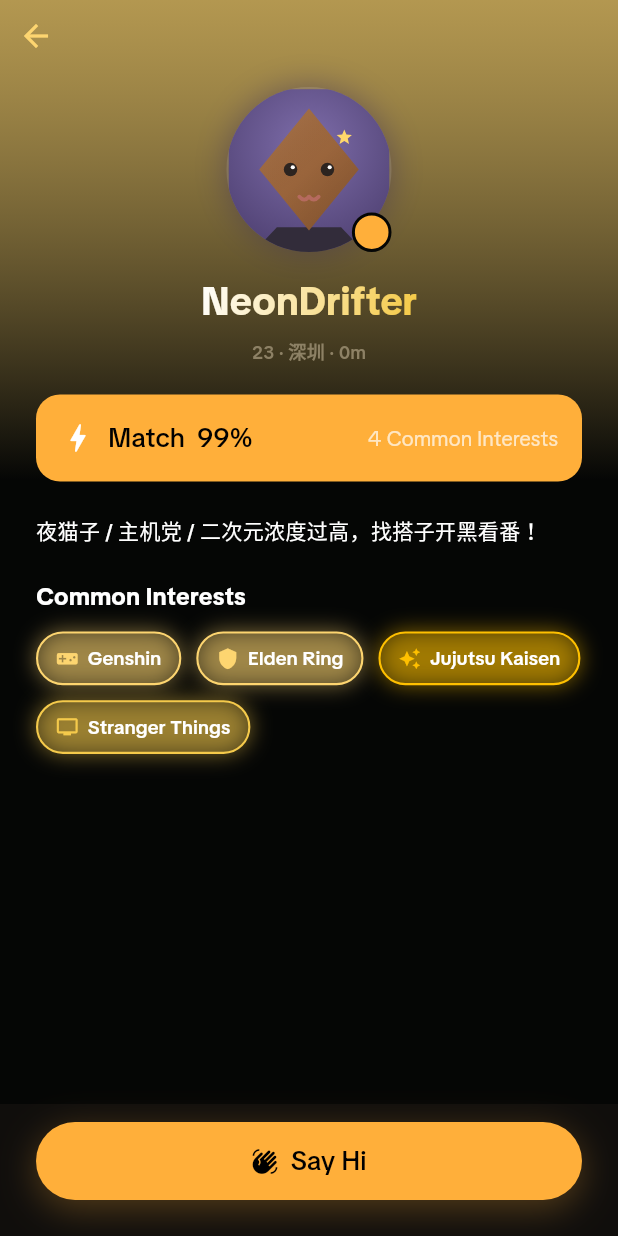
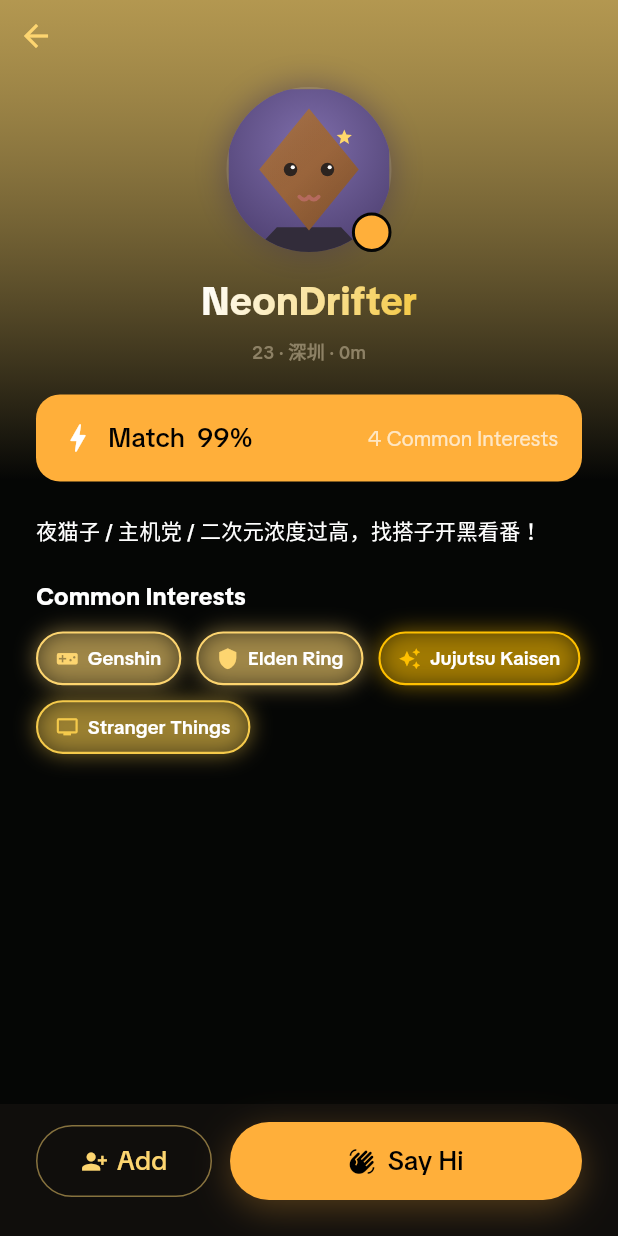
Before and after one commit to GuGuYou/GoogleConnectTheWorld, a Flutter app: the UserDetailPage screen opened directly with empty values, on a phone screen of 412 x 824 dp. Run offline on Flutter 3.47's test engine with Material 3 defaults, Android fonts, the phone set to English and light mode, and no system bars; our stand-ins replace flutter_animate, flutter_riverpod, geolocator, go_router, google_maps_flutter, image_picker and 1 more; missing offline and left inert: dart:js_interop, pointer_interceptor; accounts and stored records are empty.

Commit message:
@ Add a friends system reachable from the profile page
- friendsProvider (id set, seeded with a couple of mock friends;
  add/remove/toggle)
- FriendsPage (/friends): My Friends (message -> chat) + Suggested
  (add), tap a row -> user detail
- Profile gains a Friends entry with live count
- User detail gains an Add friend / Added toggle beside Say hi, so you
  can add people met in activities / nearby
- i18n (zh + en)

Co-Authored-By: Claude Fable 5 <noreply@anthropic.com>
@

```diff
--- a/lib/core/router/app_router.dart
+++ b/lib/core/router/app_router.dart
@@ -15,6 +15,7 @@ import '../../features/chat/chat_page.dart';
 import '../../features/onboarding/onboarding_page.dart';
 import '../../features/profile/about_page.dart';
 import '../../features/profile/edit_profile_page.dart';
+import '../../features/profile/friends_page.dart';
 import '../../features/profile/profile_page.dart';
 import '../../features/profile/settings_page.dart';
 import '../../features/profile/user_detail_page.dart';
@@ -68,6 +69,7 @@ final routerProvider = Provider<GoRouter>((ref) {
       ),
       GoRoute(path: '/activity/create', builder: (c, s) => const ActivityCreatePage()),
       GoRoute(path: '/activity/:id', builder: (c, s) => ActivityDetailPage(activityId: s.pathParameters['id']!)),
+      GoRoute(path: '/friends', builder: (c, s) => const FriendsPage()),
       GoRoute(path: '/profile/edit', builder: (c, s) => const EditProfilePage()),
       GoRoute(path: '/profile/settings', builder: (c, s) => const SettingsPage()),
       GoRoute(path: '/profile/about', builder: (c, s) => const AboutPage()),
--- a/lib/features/profile/user_detail_page.dart
+++ b/lib/features/profile/user_detail_page.dart
@@ -21,6 +21,7 @@ class UserDetailPage extends ConsumerWidget {
   Widget build(BuildContext context, WidgetRef ref) {
     final me = ref.watch(currentUserProvider);
     final user = ref.read(mockProvider).userById(userId);
+    final isFriend = ref.watch(friendsProvider).contains(user.id);
     final dist = haversineKm(me.lat, me.lng, user.lat, user.lng);
     final common = user.commonTags(me.tags);
     final rate = user.matchRate(me.tags);
@@ -133,10 +134,49 @@ class UserDetailPage extends ConsumerWidget {
         color: AppColors.bg1,
         child: SafeArea(
           top: false,
-          child: NeonButton(
-            label: ref.tr('say_hi'),
-            icon: Icons.waving_hand,
-            onPressed: () => context.push('/chat/conv_${user.id}'),
+          child: Row(
+            children: [
+              Expanded(
+                child: GestureDetector(
+                  onTap: () =>
+                      ref.read(friendsProvider.notifier).toggle(user.id),
+                  child: Container(
+                    height: 48,
+                    alignment: Alignment.center,
+                    decoration: BoxDecoration(
+                      color: isFriend
+                          ? AppColors.neonGreen.withValues(alpha: 0.15)
+                          : Colors.transparent,
+                      borderRadius: BorderRadius.circular(200),
+                      border: Border.all(
+                          color: AppColors.neonYellow.withValues(alpha: 0.5)),
+                    ),
+                    child: Row(
+                      mainAxisSize: MainAxisSize.min,
+                      children: [
+                        Icon(isFriend ? Icons.check : Icons.person_add_alt_1,
+                            size: 18, color: AppColors.neonYellow),
+                        const SizedBox(width: 6),
+                        Text(
+                          ref.tr(isFriend ? 'friends_added' : 'friends_add'),
+                          style: AppTextStyles.button
+                              .copyWith(color: AppColors.neonYellow),
+                        ),
+                      ],
+                    ),
+                  ),
+                ),
+              ),
+              const SizedBox(width: 12),
+              Expanded(
+                flex: 2,
+                child: NeonButton(
+                  label: ref.tr('say_hi'),
+                  icon: Icons.waving_hand,
+                  onPressed: () => context.push('/chat/conv_${user.id}'),
+                ),
+              ),
+            ],
           ),
         ),
       ),
--- a/lib/shared/data/repositories.dart
+++ b/lib/shared/data/repositories.dart
@@ -75,6 +75,22 @@ class CurrentUserNotifier extends Notifier<UserProfile> {
     state = state.copyWith(virtualAvatar: avatar);
     ref.read(mockProvider).me = state;
   }
+}
+
+/// 好友：存储好友用户 id 集合（内存态 + 少量初始好友用于演示）。
+final friendsProvider =
+    NotifierProvider<FriendsNotifier, Set<String>>(FriendsNotifier.new);
+
+class FriendsNotifier extends Notifier<Set<String>> {
+  @override
+  Set<String> build() {
+    final users = ref.read(mockProvider).users;
+    return users.take(2).map((u) => u.id).toSet();
+  }
+
+  void add(String id) => state = {...state, id};
+  void remove(String id) => state = ({...state}..remove(id));
+  void toggle(String id) => state.contains(id) ? remove(id) : add(id);
 }
 
 /// 带距离信息的附近用户
```
Also changed, not shown: lib/core/l10n/app_text.dart (+18 -0 lines), lib/features/profile/friends_page.dart (added, +196 -0 lines), lib/features/profile/profile_page.dart (+8 -0 lines).
